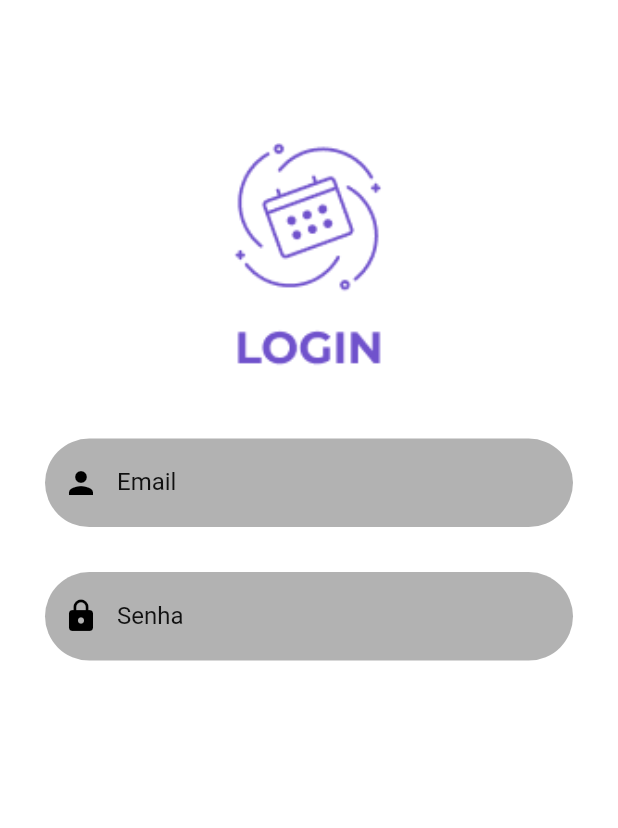
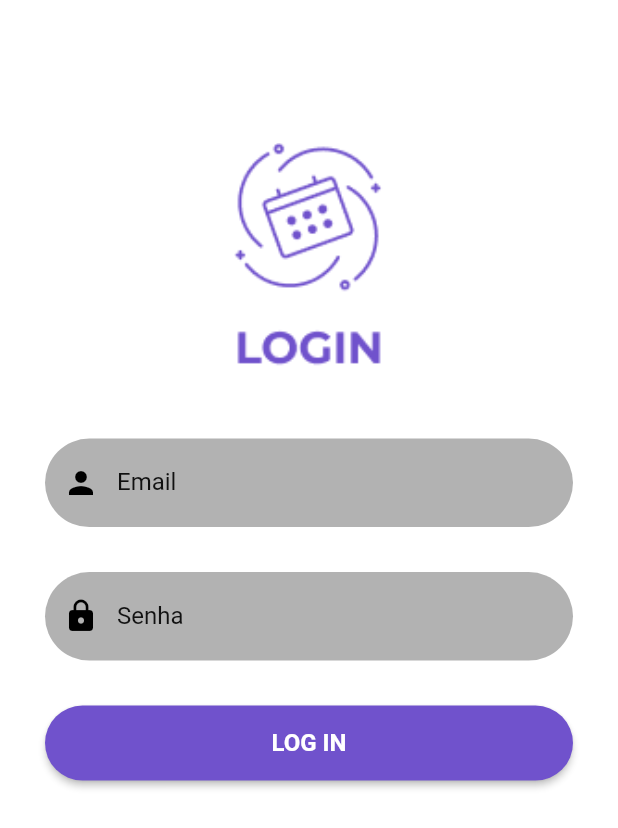
Before and after one commit to henriq44/desafio_agenda, a Flutter app: the screen it shows after launch, on a phone screen of 412 x 824 dp. Shown: the top 828 px of the screen. Run offline on Flutter 3.47's test engine with Material 2 defaults, Android fonts, the light colour scheme and no system bars.

Commit message:
Login button 100%
login button 100% e iniciando a etapa de recuperar senha

```diff
--- a/lib/reusable_widgets/reusable_widget.dart
+++ b/lib/reusable_widgets/reusable_widget.dart
@@ -32,3 +32,35 @@ TextField reusableTextField(String text, IconData icon, bool isPasswordType,
     : TextInputType.emailAddress,
     );
   }
+
+Container logInSignUpButton (
+  BuildContext context, bool isLogin, Function onTap){
+    return Container(
+      width: MediaQuery.of(context).size.width,
+      height: 50,
+      margin: const EdgeInsets.fromLTRB(0, 10, 0, 20),
+      decoration: BoxDecoration(borderRadius: BorderRadius.circular(90)),
+      child: ElevatedButton (
+        onPressed: () {
+          onTap();
+        },
+        style: ButtonStyle(
+          backgroundColor: MaterialStateProperty.resolveWith((states) {
+            if (states.contains(MaterialState.pressed)){
+              return const Color.fromARGB(255, 182, 165, 231);
+            }
+            return const Color.fromRGBO(112, 82, 204, 1);
+          }),
+          shape:  MaterialStateProperty.all<RoundedRectangleBorder>(
+            RoundedRectangleBorder(borderRadius: BorderRadius.circular(30)))),
+        child: Text(
+          isLogin ? 'LOG IN' : 'Continuar como visitante',
+          style: const TextStyle(
+            color: Colors.white,
+            fontWeight: FontWeight.bold,
+            fontSize: 16
+          ),
+        ),
+         ),
+    );
+  }
--- a/lib/screens/signin_screen.dart
+++ b/lib/screens/signin_screen.dart
@@ -35,8 +35,12 @@ class _SignInScreenState extends State<SignInScreen> {
             const SizedBox(
               height: 30,
             ),
-            reusableTextField("Senha", Icons.lock, true, _passwordTextController)
-          ]) ,
+            reusableTextField("Senha", Icons.lock, true, _passwordTextController),
+            SizedBox(
+              height: 20,
+            ),
+            logInSignUpButton(context, true, (){})
+          ]),
           )) ,),);
 
 
```
